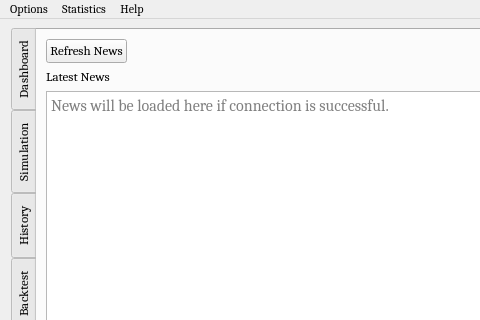
First picture: the form in UI/algobot.ui, repository ZENALC/algobot, before the edit; both pictures show x 0 to 480 and y 0 to 320 of the 1000 by 831 pixel window.
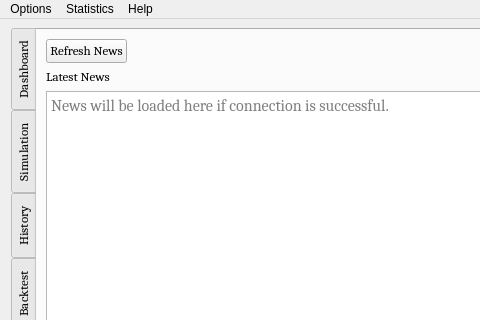
Second picture: the form after the edit. Icons and pictures are not drawn. Custom widgets are drawn as their Qt base class.

Commit message: initial news scrape

```diff
--- a/UI/algobot.ui
+++ b/UI/algobot.ui
@@ -12,7 +12,7 @@
   </property>
   <property name="font">
    <font>
-    <family>Cambria</family>
+    <family>Arial</family>
    </font>
   </property>
   <property name="windowTitle">
@@ -46,6 +46,7 @@
       </property>
       <property name="font">
        <font>
+        <family>Cambria</family>
         <pointsize>10</pointsize>
        </font>
       </property>
```
The commit also changes 1 other file.
